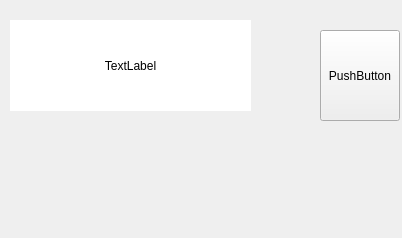
This is mainwindow.ui in Poofee/rollcall as Qt 5 draws it before an edit. The edited form follows.
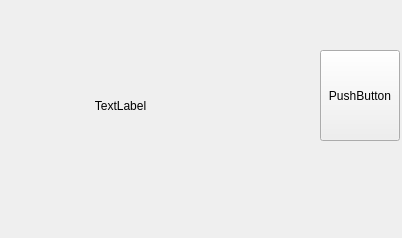
This is the edited form. Icons and pictures are not drawn.

Commit message: 更改了位置

```diff
--- a/mainwindow.ui
+++ b/mainwindow.ui
@@ -20,15 +20,14 @@
    <widget class="QLabel" name="ql_name_chosen">
     <property name="geometry">
      <rect>
-      <x>10</x>
-      <y>20</y>
+      <x>0</x>
+      <y>60</y>
       <width>241</width>
       <height>91</height>
      </rect>
     </property>
     <property name="styleSheet">
-     <string notr="true">background-color: rgb(255, 255, 255);
-font: 38pt &quot;.SF NS Text&quot;;</string>
+     <string notr="true"/>
     </property>
     <property name="text">
      <string>TextLabel</string>
@@ -41,7 +40,7 @@
     <property name="geometry">
      <rect>
       <x>320</x>
-      <y>30</y>
+      <y>50</y>
       <width>80</width>
       <height>91</height>
      </rect>
```
The commit also changes 1 other file.
